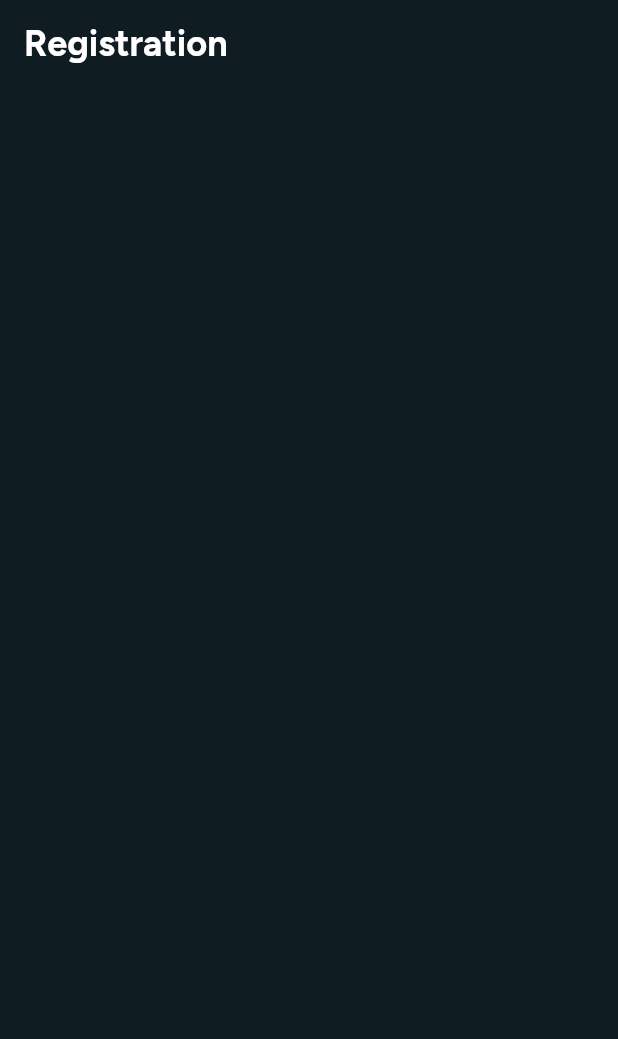
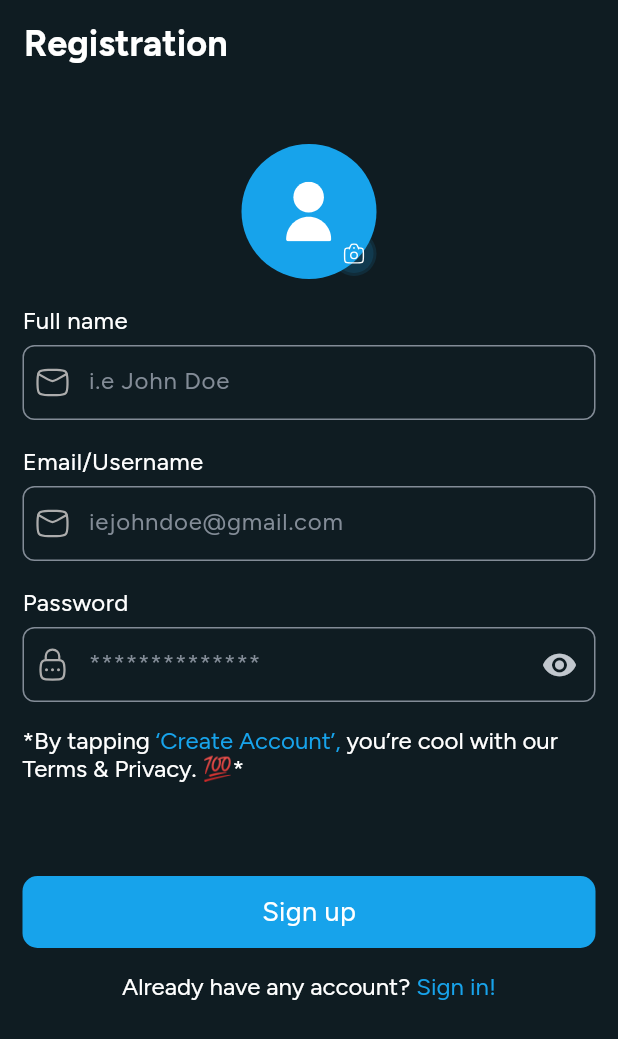
Before and after one commit to SherazAli-67/flixbit, a Flutter app: the SignupPage screen opened by its route, on a phone screen of 412 x 824 dp. Shown: the top 1039 px of the screen. Run offline on Flutter 3.47's test engine with Material 3 defaults, Android fonts, the phone set to English and light mode, and no system bars; our stand-ins replace firebase_auth, firebase_core, flutter_svg, go_router; accounts and stored records are empty.

Commit message:
Signup page development

```diff
--- a/lib/src/features/authentication/signup_page.dart
+++ b/lib/src/features/authentication/signup_page.dart
@@ -1,3 +1,5 @@
+import 'dart:io';
+
 import 'package:flixbit/src/res/app_colors.dart';
 import 'package:flixbit/src/res/apptextstyles.dart';
 import 'package:flixbit/src/routes/router_enum.dart';
@@ -5,9 +7,12 @@ import 'package:flixbit/src/widgets/apptextfield_widget.dart';
 import 'package:flixbit/src/widgets/primary_btn.dart';
 import 'package:flutter/gestures.dart';
 import 'package:flutter/material.dart';
+import 'package:flutter_svg/svg.dart';
 import 'package:go_router/go_router.dart';
 
+import '../../res/app_constants.dart';
 import '../../res/app_icons.dart';
+import '../../res/spacing_constant.dart';
 
 class SignupPage extends StatefulWidget{
   const SignupPage({super.key});
@@ -21,6 +26,7 @@ class _SignupPageState extends State<SignupPage> {
   final TextEditingController _nameController = TextEditingController();
   final TextEditingController _emailController = TextEditingController();
   final TextEditingController _passwordController = TextEditingController();
+  File? _imageFile;
 
   @override
   Widget build(BuildContext context) {
@@ -29,46 +35,93 @@ class _SignupPageState extends State<SignupPage> {
         title: Text("Registration", style: AppTextStyles.headingTextStyle3,),
         centerTitle: false,
       ),
-      body: SafeArea(child: Column(
-        spacing: 20,
+      body: SafeArea(child:   SingleChildScrollView(
+        padding: EdgeInsets.symmetric(horizontal: SpacingConstants.screenHorizontalPadding, vertical: 40),
+        child: Column(
+          crossAxisAlignment: CrossAxisAlignment.start,
+          spacing: 28,
           children: [
-          Padding(
-            padding: const EdgeInsets.all(15.0),
-            child: Column(
-              spacing: 10,
-              crossAxisAlignment: CrossAxisAlignment.start,
+            Column(
+              spacing: 16,
               children: [
+                Center(
+                  child: Stack(
+                    children: [
+                      _imageFile != null
+                          ? CircleAvatar(
+                        radius: 45,
+                        backgroundImage: MemoryImage(_imageFile!.readAsBytesSync(),),
+                      )
+                          : CircleAvatar(
+                          radius: 45,
+                          backgroundColor: AppColors.primaryColor,
+                          child: SvgPicture.asset(AppIcons.icUser, colorFilter: ColorFilter.mode(Colors.white, BlendMode.srcIn))),
+                      Positioned(
+                          right: 0,
+                          bottom: 2,
+                          child: GestureDetector(
+                              onTap: (){},
+                              child: CircleAvatar(
+                                radius: 15,
+                                backgroundColor: AppColors.primaryColor.withValues(alpha: 0.12),
+                                child: CircleAvatar(
+                                  radius: 13,
+                                  backgroundColor: AppColors.primaryColor.withValues(alpha: 0.12),
+                                  child: Center(
+                                    child: SvgPicture.asset(
+                                      AppIcons.icCamera,
+                                      colorFilter: ColorFilter.mode(Colors.white, BlendMode.srcIn),
+                                      height: 15,
+                                    ),
+                                  ),
+                                ),
+                              )))
+                    ],
+                  ),
+                ),
+                AppTextField(textController: _nameController,
+                    prefixIcon: AppIcons.icEmail,
+                    hintText: "i.e John Doe",
+                    titleText: "Full name"),
 
-               /* AppTextField(textController: _emailController, prefixIcon: AppIcons.icEmail, hintText: 'Enter your email', titleText: 'Email address'),
-                AppTextField(textController: _passwordController, prefixIcon: AppIcons.icPassword, hintText: 'Enter your password', titleText: 'Password'),
-                Align(
-                  alignment: Alignment.topRight,
-                  child: TextButton(onPressed: (){}, child: Text("Forget Password?")),
-                ),
-                const SizedBox(height: 20,),
-                PrimaryBtn(btnText: 'Login', icon: '', onTap: (){}),
-                RichText(
+                AppTextField(textController: _emailController,
+                    prefixIcon: AppIcons.icEmail,
+                    textInputType: TextInputType.emailAddress,
+                    hintText: "iejohndoe@gmail.com",
+                    titleText: "Email/Username"),
 
-                    text: TextSpan(
+                AppTextField(textController: _passwordController,
+                  prefixIcon: AppIcons.icPassword,
+                  hintText: "**************",
+                  titleText: "Password", isPassword: true,),
+
+                RichText(text: TextSpan(
                     children: [
-                          TextSpan(
-                              text: "Don't have an account? ",
-                              style: AppTextStyles.smallTextStyle
-                          ),
+                      TextSpan(text: '*By tapping ', style: AppTextStyles.bodyTextStyle.copyWith(color: Colors.white, fontWeight: FontWeight.w400, fontFamily: AppConstants.appFontFamily)),
+                      TextSpan(text: '‘Create Account’, ', style: AppTextStyles.bodyTextStyle.copyWith(color: AppColors.primaryColor, fontWeight: FontWeight.w400, fontFamily: AppConstants.appFontFamily)),
+                      TextSpan(text: 'you’re cool with our Terms & Privacy. 💯*', style: AppTextStyles.bodyTextStyle.copyWith(color: Colors.white, fontWeight: FontWeight.w400, fontFamily: AppConstants.appFontFamily))
+                    ]
+                )),
+                const SizedBox(height: 30,),
+                PrimaryBtn(btnText: 'Sign up', icon: '', onTap: (){
+                  context.go(RouterEnum.homeView.routeName);
+                }),
+                RichText(text: TextSpan(
+                    children: [
+                      TextSpan(text: "Already have any account? ", style: AppTextStyles.bodyTextStyle.copyWith(color: Colors.white, fontFamily: AppConstants.appFontFamily)),
                       TextSpan(
                           recognizer: TapGestureRecognizer()..onTap = (){
-                                context.push(RouterEnum.signupView.routeName);
+                            context.pushReplacement(RouterEnum.loginView.routeName);
                           },
-                              text: "Create Here",
-                              style: AppTextStyles.smallTextStyle.copyWith(color: AppColors.primaryColor)
-                          )
+                          text: "Sign in!", style: AppTextStyles.bodyTextStyle.copyWith(color: AppColors.primaryColor, fontFamily: AppConstants.appFontFamily)),
+
                     ]
-                    ))*/
+                ))
               ],
             ),
-          )
           ],
-      )),
+        ),
+      ),),
     );
   }
 }
--- a/lib/src/features/main_menu_page.dart
+++ b/lib/src/features/main_menu_page.dart
@@ -38,7 +38,7 @@ class MainMenuPage extends StatelessWidget{
             activeIcon: Container(
               padding: const EdgeInsets.symmetric(horizontal: 10, vertical: 6),
               decoration: BoxDecoration(
-                color: AppColors.primaryColor.withOpacity(0.12),
+                color: AppColors.primaryColor.withValues(alpha: 0.12),
                 borderRadius: BorderRadius.circular(16),
               ),
               child: Icon(Icons.home_filled, color: AppColors.primaryColor),
@@ -50,7 +50,7 @@ class MainMenuPage extends StatelessWidget{
             activeIcon: Container(
               padding: const EdgeInsets.symmetric(horizontal: 10, vertical: 6),
               decoration: BoxDecoration(
-                color: AppColors.primaryColor.withOpacity(0.12),
+                color: AppColors.primaryColor.withValues(alpha: 0.12),
                 borderRadius: BorderRadius.circular(16),
               ),
               child: Icon(Icons.percent_rounded, color: AppColors.primaryColor),
--- a/lib/src/res/app_icons.dart
+++ b/lib/src/res/app_icons.dart
@@ -2,5 +2,8 @@ class AppIcons{
   static final signInHeaderImg = 'asset/images/sign_in_img.png';
   static const icEmail = 'asset/svgs/ic_login_mail.svg';
   static const icPassword = 'asset/svgs/ic_password.svg';
+  static const icUser = 'asset/svgs/ic_user.svg';
+
+  static const icCamera = 'asset/svgs/ic_camera.svg';
 
 }
--- a/lib/src/res/spacing_constant.dart
+++ b/lib/src/res/spacing_constant.dart
@@ -2,4 +2,6 @@ class SpacingConstants {
   static const double buttonHeight = 48;
 
   static const double btnBorderRadius = 10;
+
+  static const double screenHorizontalPadding = 15;
 }
--- a/lib/src/routes/app_router.dart
+++ b/lib/src/routes/app_router.dart
@@ -69,7 +69,7 @@ final GoRouter appRouter = GoRouter(
       ],
     ),
   ],
-  redirect: (context, state) {
+  /*redirect: (context, state) {
     final loggedIn = FirebaseAuth.instance.currentUser != null;
     final goingTo = state.matchedLocation;
 
@@ -78,6 +78,8 @@ final GoRouter appRouter = GoRouter(
       RouterEnum.loginView.routeName,
       RouterEnum.welcomeView.routeName,
       RouterEnum.signupView.routeName,
+      // Temporarily allow home for post-signup navigation before auth wiring
+      RouterEnum.homeView.routeName,
     ];
 
     if (!loggedIn && !publicPaths.contains(goingTo)) {
@@ -91,7 +93,7 @@ final GoRouter appRouter = GoRouter(
     }
 
     return null;
-  },
+  },*/
   errorBuilder: (BuildContext context, GoRouterState state) {
     return Scaffold(
       appBar: AppBar(title: const Text('Not found')),
```
Also changed, not shown: asset/svgs/ic_camera.svg (added), asset/svgs/ic_user.svg (added). Lines whose indentation alone changed are shown as unchanged.
